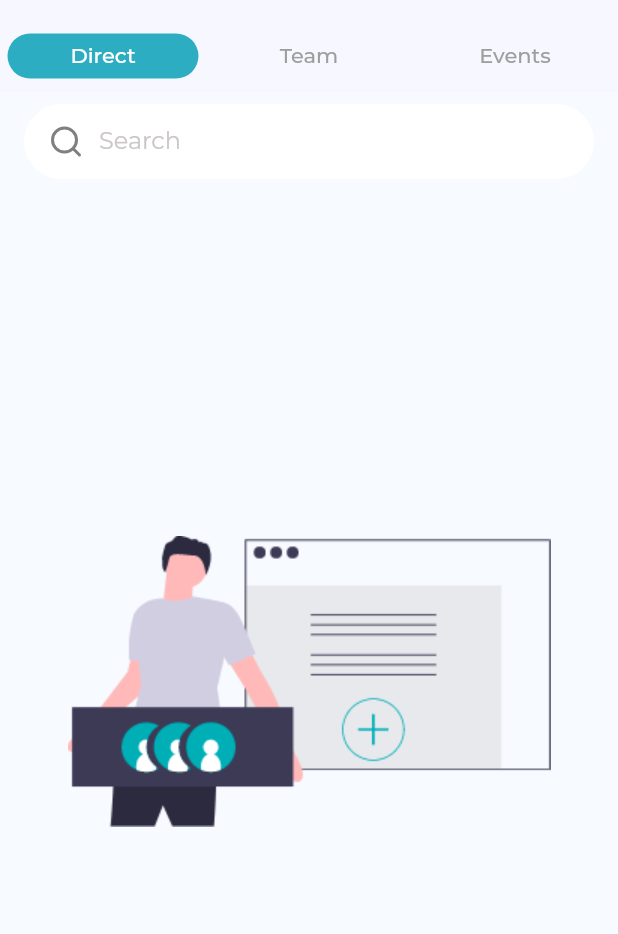
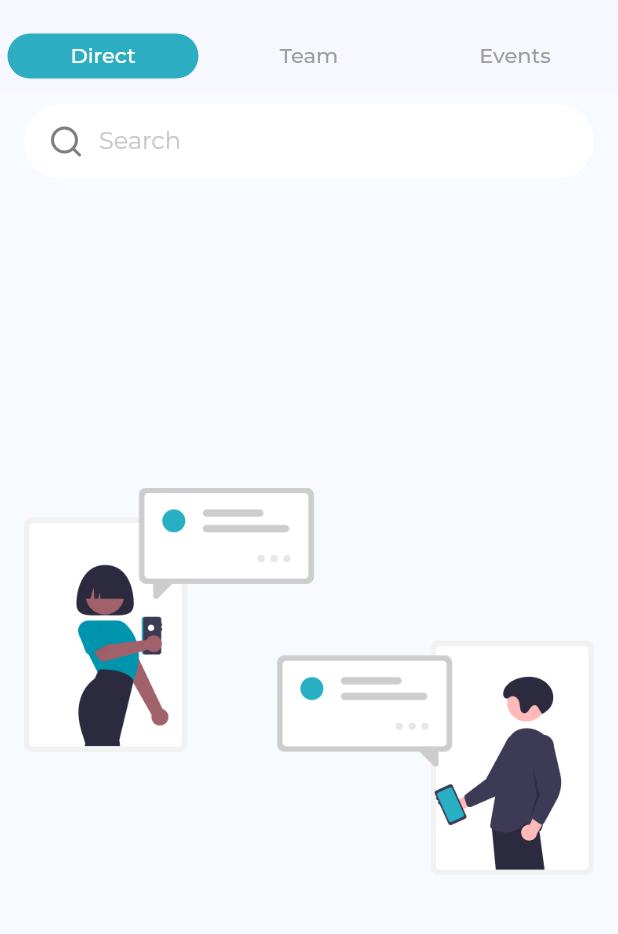
Before and after one commit to Runbhumi/Runbhumi, a Flutter app: the MessagePage screen opened by its route, on a phone screen of 412 x 824 dp, the part 64-998 px from its top. Run offline on Flutter 3.47's test engine with Material 2 defaults, Android fonts, the phone set to English and light mode, and no system bars; our stand-ins replace bubble_tab_indicator, cloud_firestore, datetime_picker_formfield, firebase_auth, firebase_core, firebase_messaging and 9 more; missing offline and left inert: connectivity_wrapper; accounts and stored records are empty; project files that could hold a hidden picture were left out.

Commit message:
adde illustrations in message pages

```diff
--- a/lib/view/Chats/messagePage.dart
+++ b/lib/view/Chats/messagePage.dart
@@ -127,7 +127,7 @@ class _EventChatsState extends State<EventChats> {
           } else {
             return Container(
               child: Center(
-                child: Image.asset("assets/add-friends.png"),
+                child: Image.asset("assets/team chat.png"),
               ),
             );
           }
@@ -368,8 +368,9 @@ class _DirectChatsState extends State<DirectChats> {
             );
           } else {
             return Container(
+              padding: EdgeInsets.all(16),
               child: Center(
-                child: Image.asset("assets/add-friends.png"),
+                child: Image.asset("assets/chatting_illustration.png"),
               ),
             );
           }
```
Also changed, not shown: assets/team chat.png (added).
